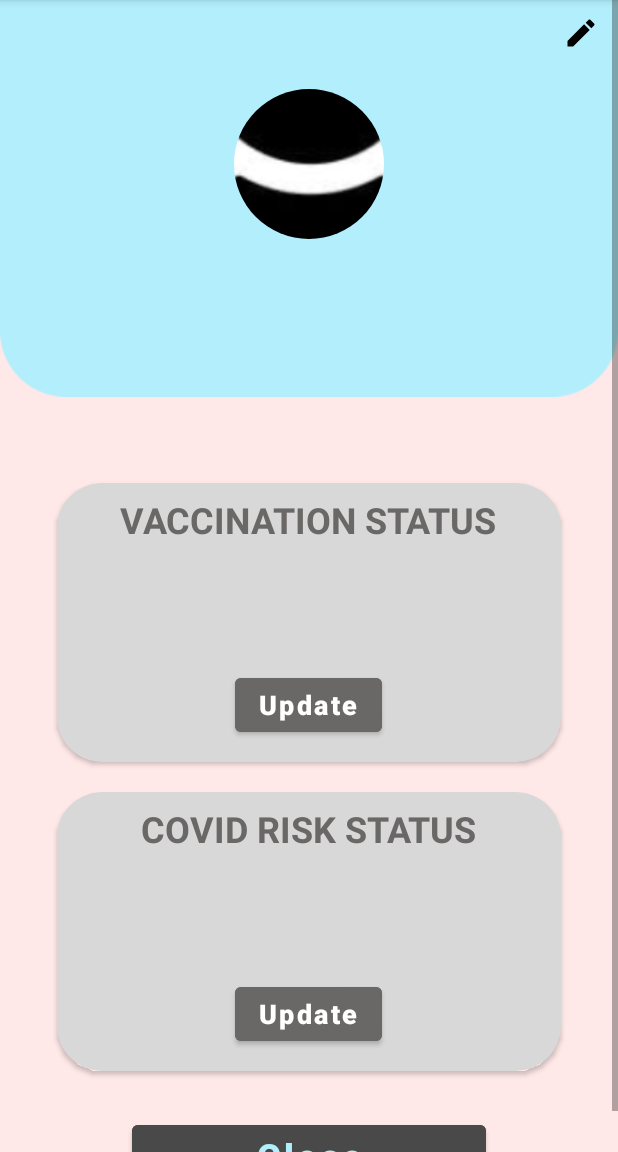
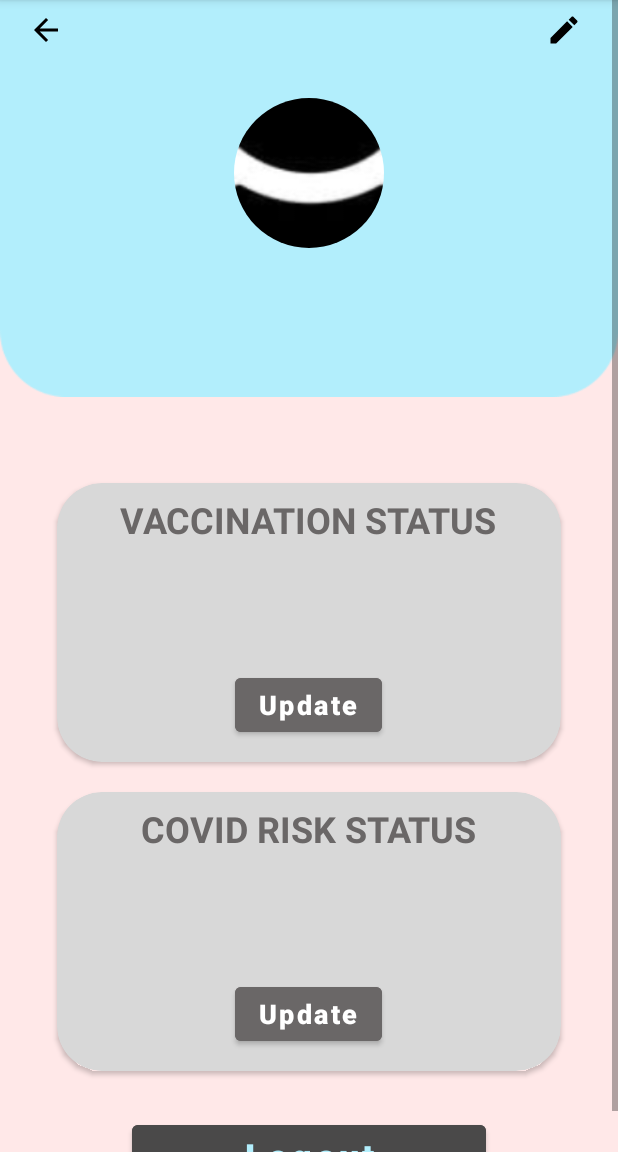
Before and after one commit to junchao1507/0411_0127122_T2_V3USAFE, an Android app: the ProfileActivity screen opened directly, with no data from a screen before it, on a phone screen of 412 x 824 dp, the part 84-1236 px from its top. Run offline under Robolectric (Android 15) with nearby library versions, the phone set to English and light mode, and no system bars; our stand-ins replace CircleImageView, Firebase (no records; nobody signed in at launch, a user with empty details on screens opened directly), Picasso; pictures from the network do not load; 10 statements that could not run were skipped.

Commit message:
7 Nov (10:35): Added logout function on the profile page

```diff
--- a/app/src/main/java/com/example/a0411_0127122_t2_v3usafe/ProfileActivity.java
+++ b/app/src/main/java/com/example/a0411_0127122_t2_v3usafe/ProfileActivity.java
@@ -35,8 +35,8 @@ public class ProfileActivity extends AppCompatActivity {
     private DatabaseReference dbRef;
     private StorageReference imgRef;
     private TextView tvName, tvEmail, tvCovid, tvVaccine, tvCovidTitle, tvVaccineTitle;
-    private ImageButton editProfile;
-    private Button updateCovidStatus, updateVaccineStatus, close;
+    private ImageButton back, editProfile;
+    private Button updateCovidStatus, updateVaccineStatus, logout;
     private CircleImageView profilePic;
     private CardView crdCovid, crdVaccine;
 
@@ -55,11 +55,12 @@ public class ProfileActivity extends AppCompatActivity {
         tvVaccineTitle = (TextView)findViewById(R.id.text_status_vaccination);
         profilePic = (CircleImageView)findViewById(R.id.circle_profile_pic);
         editProfile = (ImageButton)findViewById(R.id.btn_edit_profile);
+        back = (ImageButton) findViewById(R.id.btn_back);
         updateCovidStatus = (Button)findViewById(R.id.btn_update_covid);
         updateVaccineStatus = (Button)findViewById(R.id.btn_update_vacc);
         crdCovid = (CardView)findViewById(R.id.crd_covid_risk);
         crdVaccine = (CardView)findViewById(R.id.crd_vaccination);
-        close = (Button) findViewById(R.id.btn_close_profile);
+        logout = (Button) findViewById(R.id.btn_logout);
 
         // Retrieving data from firebase real-time db.
         dbRef = FirebaseDatabase.getInstance("https://usafe---0127122-a31c2-default-rtdb.asia-southeast1.firebasedatabase.app").getReference().child("User");
@@ -161,7 +162,7 @@ public class ProfileActivity extends AppCompatActivity {
         });
 
 
-        close.setOnClickListener(new View.OnClickListener() {
+        back.setOnClickListener(new View.OnClickListener() {
             @Override
             public void onClick(View v) {
                 Context context = ProfileActivity.this;
@@ -170,5 +171,16 @@ public class ProfileActivity extends AppCompatActivity {
                 startActivity(intent);
             }
         });
+
+        logout.setOnClickListener(new View.OnClickListener() {
+            @Override
+            public void onClick(View v) {
+                Context context = ProfileActivity.this;
+                Intent intent = new Intent(context, CoverActivity.class);
+                intent.putExtra("userObject", user);
+                startActivity(intent);
+                finish();
+            }
+        });
     }
 }
--- a/app/src/main/res/layout/activity_profile.xml
+++ b/app/src/main/res/layout/activity_profile.xml
@@ -29,23 +29,41 @@
                 android:orientation="vertical"
                 android:gravity="center_horizontal">
 
-                `<ImageButton
+                <LinearLayout
+                    android:layout_width="match_parent"
+                    android:layout_height="50dp"
+                    android:orientation="horizontal"
+                    >
+
+                    <ImageButton
+                        android:id="@+id/btn_back"
+                        android:layout_marginStart="5dp"
+                        android:layout_width="50dp"
+                        android:layout_height="match_parent"
+                        android:layout_gravity="right"
+                        android:layout_marginTop="10dp"
+                        android:background="#b2eefc"
+                        android:src="@drawable/ic_baseline_arrow_back"
+                        app:tint="@color/black" />
+
+                    <ImageButton
                     android:id="@+id/btn_edit_profile"
-                android:layout_width="49dp"
-                android:layout_height="wrap_content"
-                android:layout_centerInParent="true"
+                    android:layout_marginStart="295dp"
+                    android:layout_width="50dp"
+                    android:layout_height="match_parent"
                     android:layout_gravity="right"
                     android:layout_marginTop="10dp"
                     android:background="#b2eefc"
                     android:src="@drawable/ic_baseline_edit_profile"
                     app:tint="@color/black" />
+                </LinearLayout>
 
                 <de.hdodenhof.circleimageview.CircleImageView
                     android:id="@+id/circle_profile_pic"
                     android:layout_width="wrap_content"
                     android:layout_height="100dp"
                     android:layout_gravity="center_horizontal"
-                    android:layout_marginTop="25dp"
+                    android:layout_marginTop="15dp"
                     android:src="@drawable/image_profile" />
 
                 <TextView
@@ -179,13 +197,13 @@
         </androidx.cardview.widget.CardView>
 
         <Button
-            android:id="@+id/btn_close_profile"
+            android:id="@+id/btn_logout"
             android:layout_width="236dp"
             android:layout_height="52dp"
             android:layout_gravity="center_horizontal"
             android:layout_marginTop="30dp"
             android:backgroundTint="#4A4949"
-            android:text="@string/btn_close"
+            android:text="@string/btn_logout"
             android:textAllCaps="false"
             android:textSize="24sp"
             android:textColor="#b2eefc"
--- a/app/src/main/res/values/strings.xml
+++ b/app/src/main/res/values/strings.xml
@@ -18,6 +18,7 @@
     <string name="vaccination_status">VACCINATION STATUS </string>
     <string name="btn_vacc_update">Update</string>
     <string name="btn_covidRisk_update">Update</string>
+    <string name="btn_logout">Logout</string>
 
     <!--U-SAFE Page Strings-->
     <string name="menu_grid">Menu Grid</string>
```
Lines whose indentation alone changed are shown as unchanged.
